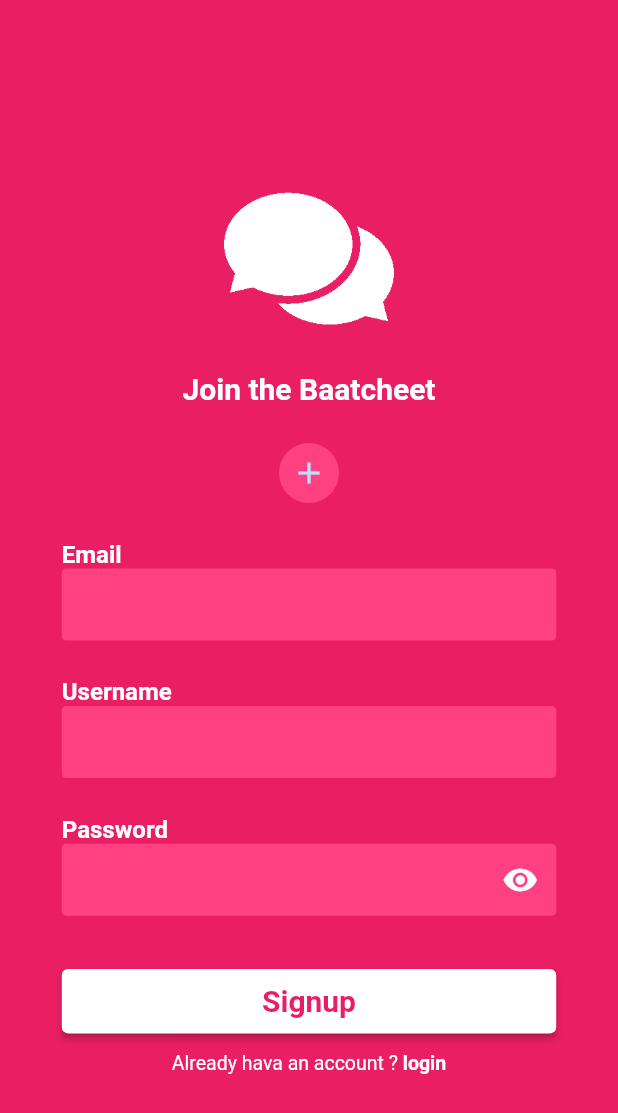
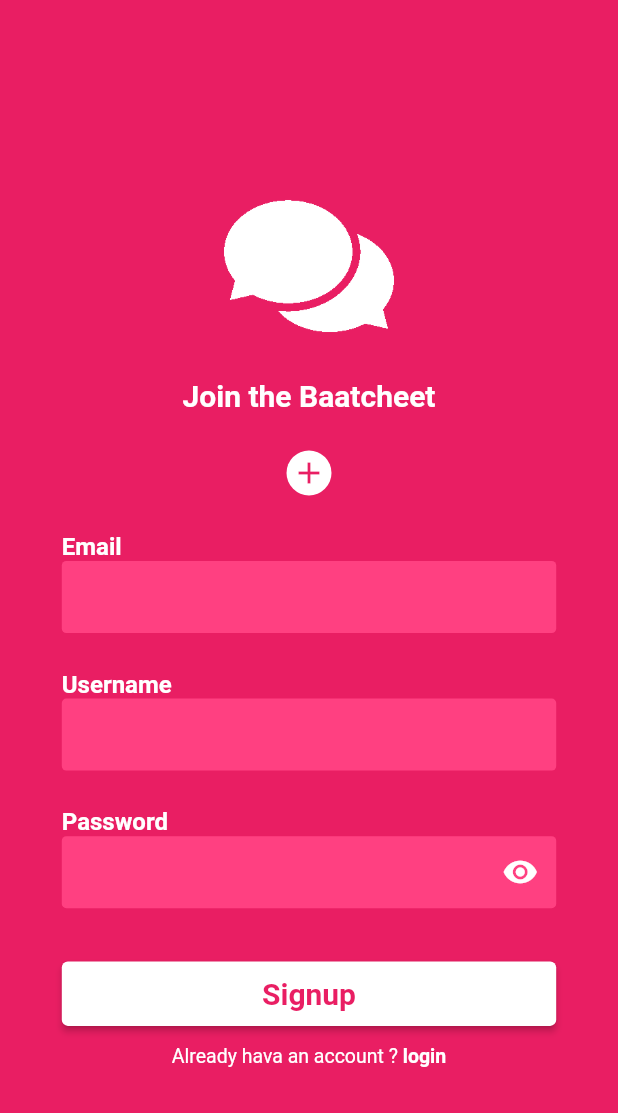
Before and after one commit to shahzebnaqvi/Chatting-App, a Flutter app: the Signup screen opened directly, on a phone screen of 412 x 824 dp. Shown: the top 1113 px of the screen. Run offline on Flutter 3.47's test engine with Material 2 defaults, Android fonts, the phone set to English and light mode, and no system bars; our stand-ins replace cloud_firestore, file_picker, firebase_auth, firebase_core, firebase_storage; accounts and stored records are empty.

Commit message:
image issue resolving

```diff
--- a/lib/screens/signup.dart
+++ b/lib/screens/signup.dart
@@ -92,7 +92,7 @@ class _SignupState extends State<Signup> {
               Stack(alignment: Alignment.bottomRight, children: [
                 if (results != null)
                   CircleAvatar(
-                    radius: MediaQuery.of(context).size.width * 0.1,
+                    radius: MediaQuery.of(context).size.width * 0.12,
                     backgroundImage: FileImage(
                       File(results.files.single.path),
                     ),
@@ -116,9 +116,12 @@ class _SignupState extends State<Signup> {
                     var pathname = results.files.single.path;
                   },
                   child: CircleAvatar(
-                    radius: 20,
-                    backgroundColor: Colors.pinkAccent,
-                    child: Icon(Icons.add),
+                    radius: 15,
+                    backgroundColor: Colors.white,
+                    child: Icon(
+                      Icons.add,
+                      color: Colors.pink,
+                    ),
                   ),
                 ),
               ]),
```
